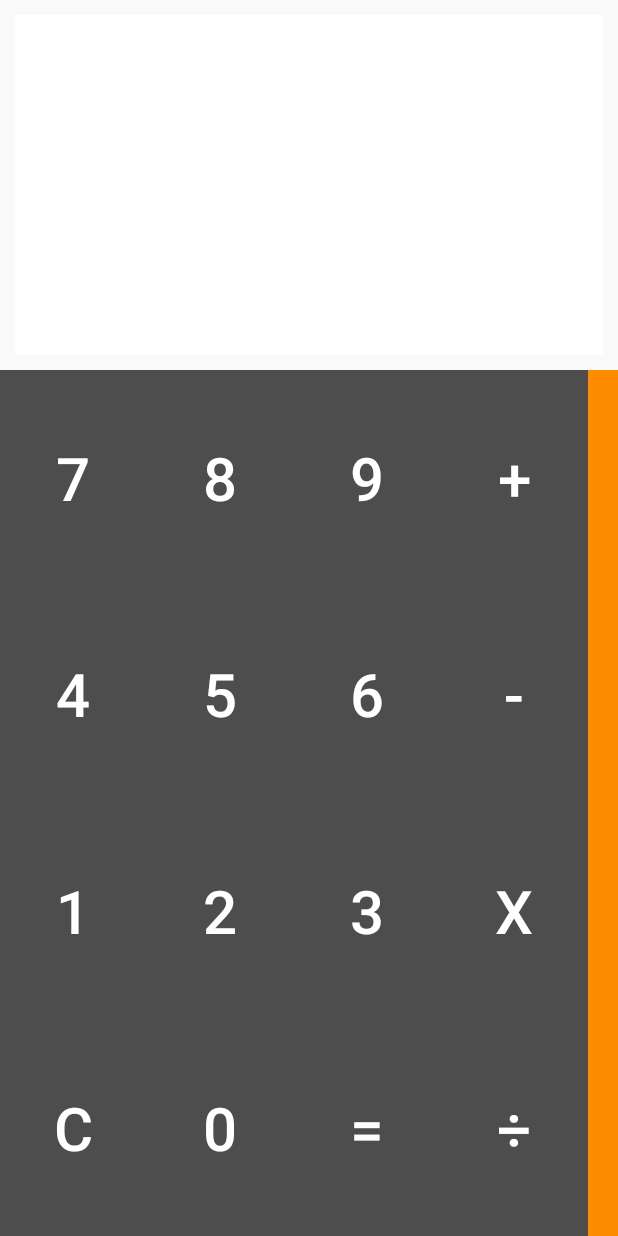
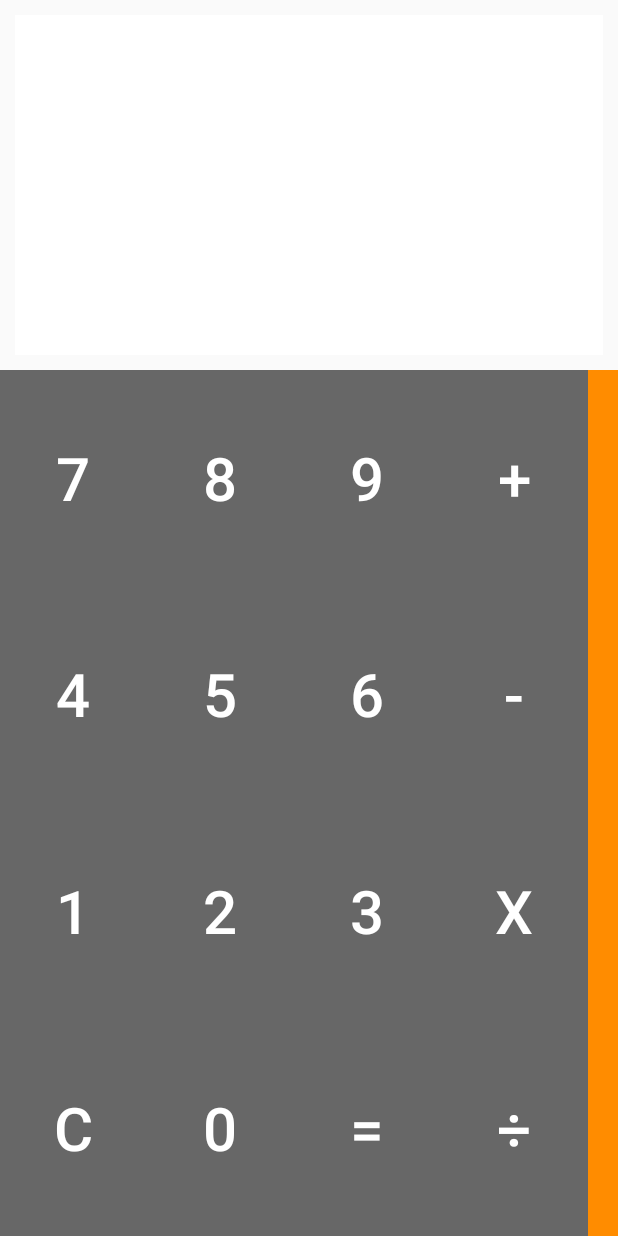
Before and after one commit to nbakh16/StandardCalculator, an Android app: the screen it shows after launch (MainActivity), on a phone screen of 412 x 824 dp. Run offline under Robolectric (Android 15) with nearby library versions, the phone set to English and light mode, and no system bars.

Commit message:
- Change button color on press. - Status bar color updated to match with the calculator theme.

```diff
--- /dev/null
+++ b/app/src/main/res/drawable/btn_state.xml
@@ -0,0 +1,5 @@
+<?xml version="1.0" encoding="utf-8"?>
+<selector xmlns:android="http://schemas.android.com/apk/res/android">
+    <item android:state_pressed="true" android:drawable="@color/gray_dark"/>
+    <item android:drawable="@color/gray"/>
+</selector>
--- a/app/src/main/res/layout/activity_main.xml
+++ b/app/src/main/res/layout/activity_main.xml
@@ -49,7 +49,7 @@
                 android:text="7"
                 android:textColor="@color/white"
                 android:textSize="40sp"
-                android:background="@color/gray"
+                android:background="@drawable/btn_state"
                 android:onClick="onClickNumber" />
             <Button
                 android:id="@+id/btn8"
@@ -59,7 +59,7 @@
                 android:text="8"
                 android:textColor="@color/white"
                 android:textSize="40sp"
-                android:background="@color/gray"
+                android:background="@drawable/btn_state"
                 android:onClick="onClickNumber" />
             <Button
                 android:id="@+id/btn9"
@@ -69,7 +69,7 @@
                 android:text="9"
                 android:textColor="@color/white"
                 android:textSize="40sp"
-                android:background="@color/gray"
+                android:background="@drawable/btn_state"
                 android:onClick="onClickNumber" />
             <Button
                 android:id="@+id/btnPlus"
@@ -79,7 +79,7 @@
                 android:text="+"
                 android:textColor="@color/white"
                 android:textSize="40sp"
-                android:background="@color/gray"
+                android:background="@drawable/btn_state"
                 android:onClick="onClickOperator" />
         </LinearLayout>
         <LinearLayout
@@ -95,7 +95,7 @@
                 android:text="4"
                 android:textColor="@color/white"
                 android:textSize="40sp"
-                android:background="@color/gray"
+                android:background="@drawable/btn_state"
                 android:onClick="onClickNumber" />
             <Button
                 android:id="@+id/btn5"
@@ -105,7 +105,7 @@
                 android:text="5"
                 android:textColor="@color/white"
                 android:textSize="40sp"
-                android:background="@color/gray"
+                android:background="@drawable/btn_state"
                 android:onClick="onClickNumber" />
             <Button
                 android:id="@+id/btn6"
@@ -115,7 +115,7 @@
                 android:text="6"
                 android:textColor="@color/white"
                 android:textSize="40sp"
-                android:background="@color/gray"
+                android:background="@drawable/btn_state"
                 android:onClick="onClickNumber" />
             <Button
                 android:id="@+id/btnMinus"
@@ -125,7 +125,7 @@
                 android:text="-"
                 android:textColor="@color/white"
                 android:textSize="40sp"
-                android:background="@color/gray"
+                android:background="@drawable/btn_state"
                 android:onClick="onClickOperator" />
         </LinearLayout>
         <LinearLayout
@@ -141,7 +141,7 @@
                 android:text="1"
                 android:textColor="@color/white"
                 android:textSize="40sp"
-                android:background="@color/gray"
+                android:background="@drawable/btn_state"
                 android:onClick="onClickNumber" />
             <Button
                 android:id="@+id/btn2"
@@ -151,7 +151,7 @@
                 android:text="2"
                 android:textColor="@color/white"
                 android:textSize="40sp"
-                android:background="@color/gray"
+                android:background="@drawable/btn_state"
                 android:onClick="onClickNumber" />
             <Button
                 android:id="@+id/btn3"
@@ -161,7 +161,7 @@
                 android:text="3"
                 android:textColor="@color/white"
                 android:textSize="40sp"
-                android:background="@color/gray"
+                android:background="@drawable/btn_state"
                 android:onClick="onClickNumber" />
             <Button
                 android:id="@+id/btnMultiply"
@@ -171,7 +171,7 @@
                 android:text="x"
                 android:textColor="@color/white"
                 android:textSize="40sp"
-                android:background="@color/gray"
+                android:background="@drawable/btn_state"
                 android:onClick="onClickOperator" />
         </LinearLayout>
         <LinearLayout
@@ -187,7 +187,7 @@
                 android:text="C"
                 android:textColor="@color/white"
                 android:textSize="40sp"
-                android:background="@color/gray"
+                android:background="@drawable/btn_state"
                 android:onClick="onClickClear" />
             <Button
                 android:id="@+id/btn0"
@@ -197,7 +197,7 @@
                 android:text="0"
                 android:textColor="@color/white"
                 android:textSize="40sp"
-                android:background="@color/gray"
+                android:background="@drawable/btn_state"
                 android:onClick="onClickNumber" />
             <Button
                 android:id="@+id/btnEqual"
@@ -207,7 +207,7 @@
                 android:text="="
                 android:textColor="@color/white"
                 android:textSize="40sp"
-                android:background="@color/gray"
+                android:background="@drawable/btn_state"
                 android:onClick="onClickEqual" />
             <Button
                 android:id="@+id/btnDivide"
@@ -217,7 +217,7 @@
                 android:text="÷"
                 android:textColor="@color/white"
                 android:textSize="40sp"
-                android:background="@color/gray"
+                android:background="@drawable/btn_state"
                 android:onClick="onClickOperator" />
         </LinearLayout>
     </LinearLayout>
--- a/app/src/main/res/values-night/themes.xml
+++ b/app/src/main/res/values-night/themes.xml
@@ -2,8 +2,8 @@
     <!-- Base application theme. -->
     <style name="Theme.StandardCalculator" parent="Theme.AppCompat.Light.NoActionBar">
         <!-- Primary brand color. -->
-        <item name="colorPrimary">@color/purple_200</item>
-        <item name="colorPrimaryVariant">@color/purple_700</item>
+        <item name="colorPrimary">@color/gray</item>
+        <item name="colorPrimaryVariant">@color/gray</item>
         <item name="colorOnPrimary">@color/black</item>
         <!-- Secondary brand color. -->
         <item name="colorSecondary">@color/teal_200</item>
--- a/app/src/main/res/values/colors.xml
+++ b/app/src/main/res/values/colors.xml
@@ -7,6 +7,7 @@
     <color name="teal_700">#FF018786</color>
     <color name="black">#FF000000</color>
     <color name="white">#FFFFFFFF</color>
-    <color name="gray">#4d4d4d</color>
+    <color name="gray">#676767</color>
+    <color name="gray_dark">#5a5a5a</color>
     <color name="orange">#FF8C00</color>
 </resources>
--- a/app/src/main/res/values/strings.xml
+++ b/app/src/main/res/values/strings.xml
@@ -1,3 +1,3 @@
 <resources>
-    <string name="app_name">StandardCalculator</string>
+    <string name="app_name">Standard Calculator</string>
 </resources>
--- a/app/src/main/res/values/themes.xml
+++ b/app/src/main/res/values/themes.xml
@@ -2,8 +2,8 @@
     <!-- Base application theme. -->
     <style name="Theme.StandardCalculator" parent="Theme.AppCompat.Light.NoActionBar">
         <!-- Primary brand color. -->
-        <item name="colorPrimary">@color/purple_500</item>
-        <item name="colorPrimaryVariant">@color/purple_700</item>
+        <item name="colorPrimary">@color/gray</item>
+        <item name="colorPrimaryVariant">@color/gray</item>
         <item name="colorOnPrimary">@color/white</item>
         <!-- Secondary brand color. -->
         <item name="colorSecondary">@color/teal_200</item>
```
Also changed, not shown: app/src/main/ic_launcher-playstore.png (added), app/src/main/res/mipmap-hdpi/ic_launcher_foreground.png (added), app/src/main/res/mipmap-hdpi/ic_launcher_round.png (added), app/src/main/res/mipmap-mdpi/ic_launcher_foreground.png (added), app/src/main/res/mipmap-mdpi/ic_launcher_round.png (added), app/src/main/res/mipmap-xhdpi/ic_launcher_foreground.png (added), app/src/main/res/mipmap-xhdpi/ic_launcher_round.png (added), app/src/main/res/mipmap-xxhdpi/ic_launcher_foreground.png (added), app/src/main/res/mipmap-xxhdpi/ic_launcher_round.png (added), app/src/main/res/mipmap-xxxhdpi/ic_launcher_foreground.png (added), app/src/main/res/mipmap-xxxhdpi/ic_launcher_round.png (added).
